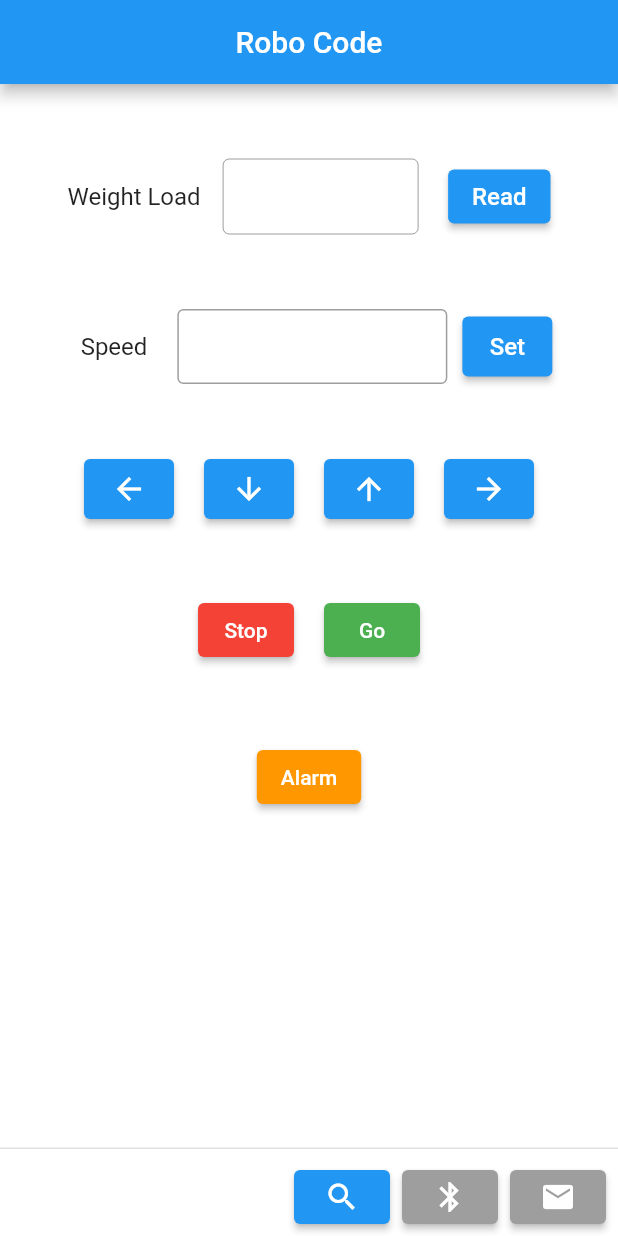
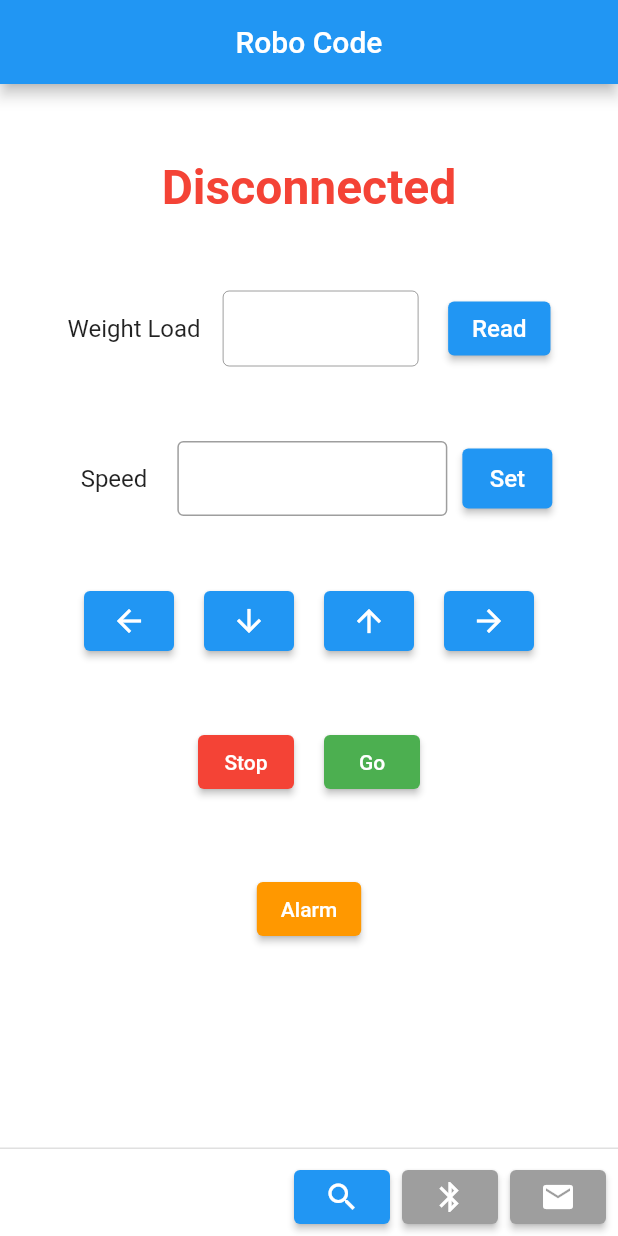
Before and after one commit to hgongloff/CEG-4981-Group7, a Flutter app: the screen it shows after launch, on a phone screen of 412 x 824 dp. Run offline on Flutter 3.47's test engine with Material 2 defaults, Android fonts, the phone set to English and light mode, and no system bars; our stand-ins replace bloc, equatable, flutter_bloc; missing offline and left inert: flutter_reactive_ble, location_permissions.

Commit message:
added connection status text to main screen

```diff
--- a/cargo_bot_mobile_app/lib/pages/main_screen.dart
+++ b/cargo_bot_mobile_app/lib/pages/main_screen.dart
@@ -295,6 +295,33 @@ class _MainScreenState extends State<MainScreen> {
       body: Column(
         children: [
           Row(
+              // Add a text that says discconeted if the connection is not established
+              // and connecting if it is connecting
+              // and connected if it is connected
+              mainAxisAlignment: MainAxisAlignment.center,
+              children: [
+                Container(
+                  padding: const EdgeInsets.fromLTRB(10, 50, 10, 0),
+                  child: Text(
+                    _foundDeviceWaitingToConnect
+                        ? "Connecting"
+                        : _connected
+                            ? "Connected"
+                            : "Disconnected",
+                    style: TextStyle(
+                      fontSize: 32,
+                      //make bold
+                      fontWeight: FontWeight.bold,
+                      color: _foundDeviceWaitingToConnect
+                          ? Colors.orange
+                          : _connected
+                              ? Colors.green
+                              : Colors.red,
+                    ),
+                  ),
+                ),
+              ]),
+          Row(
             mainAxisAlignment: MainAxisAlignment.center,
             children: [
               Container(
```
